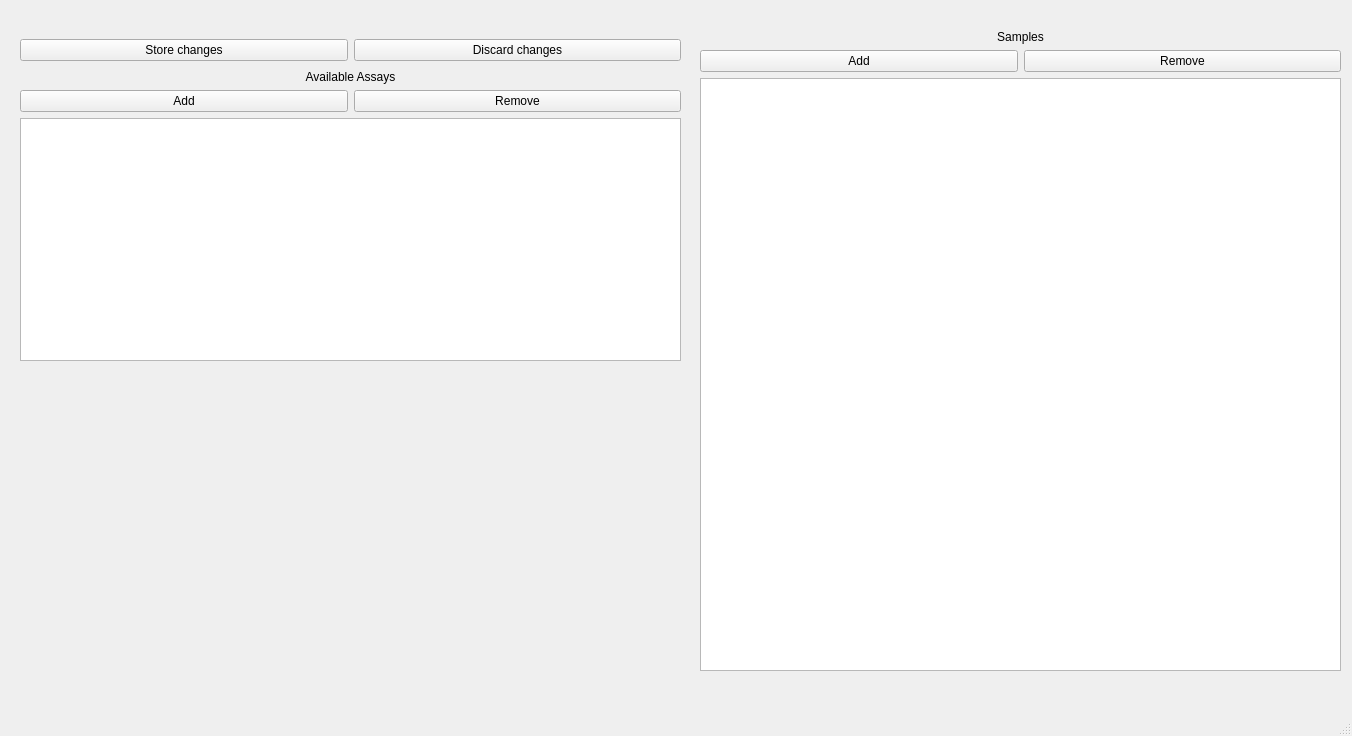
samuelvp360/Microbiological-Assay-Calculator, file Views/uiMainWindow.ui: the form before one commit.
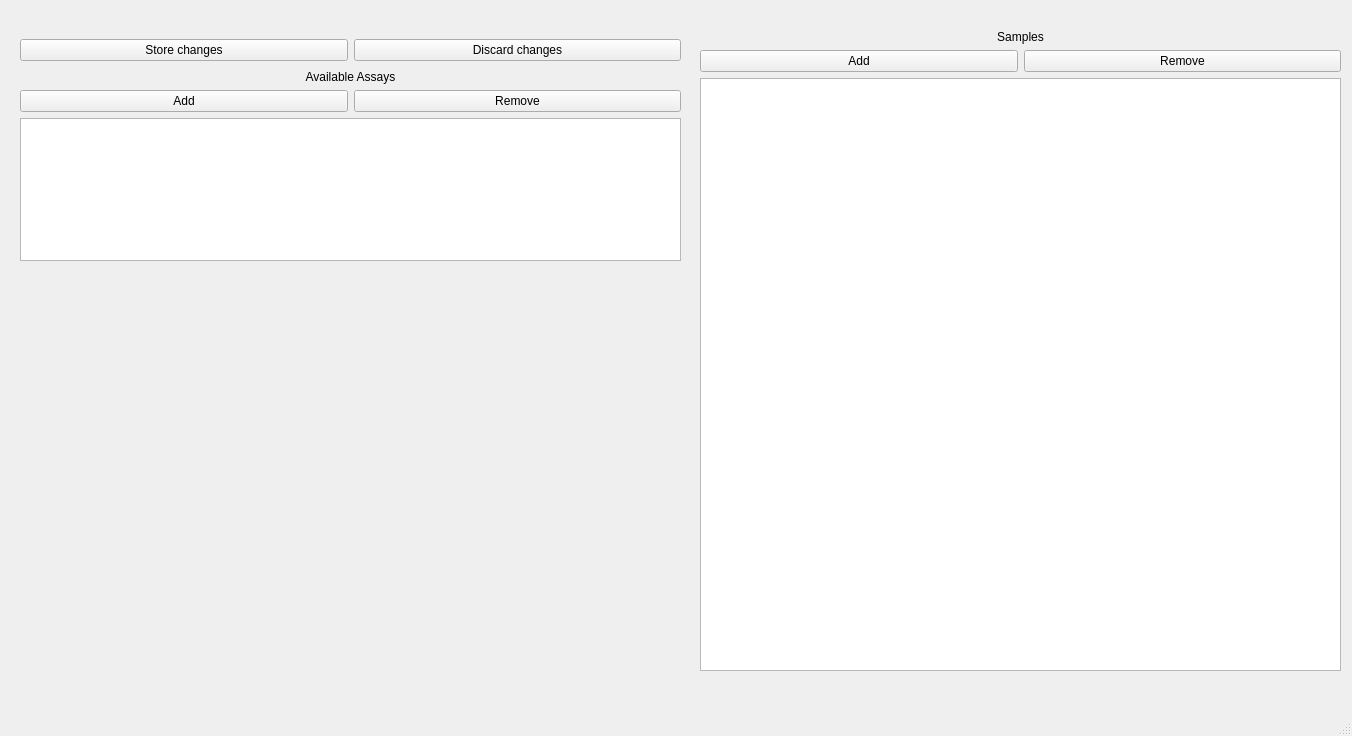
The form after the commit.

The edit to the form file:
```diff
--- a/Views/uiMainWindow.ui
+++ b/Views/uiMainWindow.ui
@@ -20,7 +20,7 @@
       <x>20</x>
       <y>70</y>
       <width>661</width>
-      <height>291</height>
+      <height>191</height>
      </rect>
     </property>
     <layout class="QVBoxLayout" name="verticalLayout">
@@ -137,6 +137,27 @@
      </item>
     </layout>
    </widget>
+   <widget class="QWidget" name="layoutWidget">
+    <property name="geometry">
+     <rect>
+      <x>20</x>
+      <y>270</y>
+      <width>661</width>
+      <height>401</height>
+     </rect>
+    </property>
+    <layout class="QVBoxLayout" name="verticalLayout_4" stretch="80,500">
+     <property name="spacing">
+      <number>0</number>
+     </property>
+     <item>
+      <layout class="QVBoxLayout" name="uiToolbarLayout"/>
+     </item>
+     <item>
+      <layout class="QVBoxLayout" name="uiPlotLayout"/>
+     </item>
+    </layout>
+   </widget>
   </widget>
   <widget class="QMenuBar" name="menubar">
    <property name="geometry">
```
Left out of the diff: 11 changed lines with no effect on the pictures.
